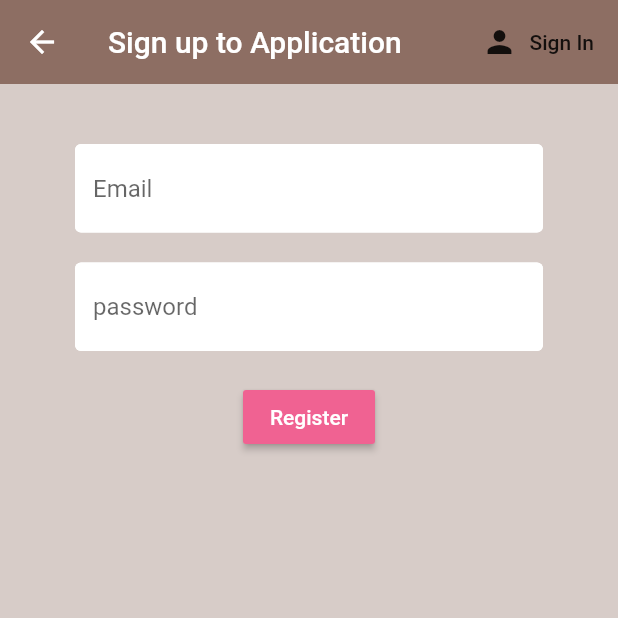
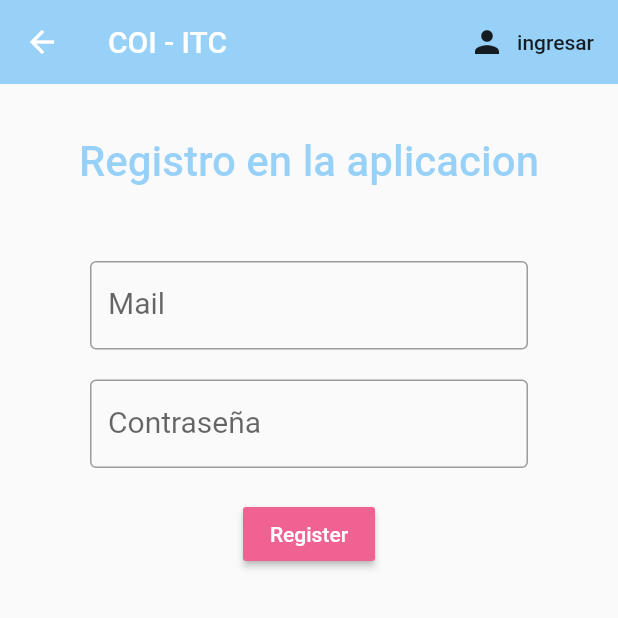
Before and after one commit to tomiapa/App-COI-ITC, a Flutter app: the Register screen opened directly, on a phone screen of 412 x 824 dp, the top half of it. Run offline on Flutter 3.47's test engine with Material 2 defaults, Android fonts, the phone set to English and light mode, and no system bars; our stand-ins replace firebase_auth, firebase_core; accounts and stored records are empty.

Commit message:
correccion aspectos visuales

```diff
--- a/lib/screens/authenticate/register.dart
+++ b/lib/screens/authenticate/register.dart
@@ -1,6 +1,9 @@
 import 'package:flutter/material.dart';
 import 'package:flutter_app/screens/services/auth.dart';
 import 'package:flutter_app/shared/constants.dart';
+
+//bugs
+//23/09 + cuando se ingresa un correo registrado previamente se lanza el error
 
 class Register extends StatefulWidget {
 
@@ -24,22 +27,38 @@ class _RegisterState extends State<Register> {
   @override
   Widget build(BuildContext context) {
     return Scaffold(
-      backgroundColor: Colors.brown[100],
       appBar: AppBar(
-        backgroundColor: Colors.brown[400],
+        backgroundColor: Color.fromARGB(100, 0, 145, 245),
         elevation: 0.0,
-        title: Text('Sign up to Application'),
+        title: Text('COI - ITC'),
         actions: <Widget>[
           FlatButton.icon(
             icon: Icon(Icons.person),
-            label: Text('Sign In'),
+            label: Text('ingresar'),
             onPressed: (){
               widget.toggleView();
             }
           )
         ],
       ),
-      body: Container(
+      body: Padding(
+        padding: EdgeInsets.all(10),
+        child: ListView(
+          children: <Widget>[
+            Container(
+              //color: Colors.grey,
+              alignment: Alignment.center,
+              padding: EdgeInsets.fromLTRB(10, 25, 10, 10),
+              child: Text(
+                'Registro en la aplicacion',
+                style: TextStyle(
+                  color: Color.fromARGB(100, 0, 145, 245),
+                  fontWeight: FontWeight.w500,
+                  fontSize: 28
+                ),
+              ),
+            ),
+            Container(
               padding: EdgeInsets.symmetric(vertical: 20.0,horizontal: 50.0),
               child: Form(
                 key: _formKey,
@@ -47,17 +66,17 @@ class _RegisterState extends State<Register> {
                   children: <Widget>[
                   SizedBox(height: 20.0),
                   TextFormField(
-                decoration: textInputDecoration.copyWith(hintText: 'Email'),
-                validator: (val) => val.isEmpty ? 'Enter an email' : null,
+                    decoration: textInputDecoration.copyWith(labelText: 'Mail',hintText: 'ejemplo@mail.com'),
+                    validator: (val) => val.length < 6 ? 'ingrese un mail' : null,
                     onChanged: (val) {
                       setState(() => email = val);
                     }
                   ),
                   SizedBox(height: 20.0),
                   TextFormField(
-                decoration: textInputDecoration.copyWith(hintText: 'password'),
+                    decoration: textInputDecoration.copyWith(labelText: 'Contraseña',hintText: '******'),
                     obscureText: true,
-                validator: (val) => val.length < 6 ? 'Enter a password 6+ chars longs' : null,
+                    validator: (val) => val.length < 6 ? 'ingrese una clave de mas de 6 digitos' : null,
                     onChanged: (val) {
                       setState(() => password = val);
                     }
@@ -75,10 +94,10 @@ class _RegisterState extends State<Register> {
                             setState(() => error = 'Write a valid email');
                           }
                         }
-                  } else {
-                    setState(
-                        () => error = 'Write a valid email you moron!');
                       }
+                      /*else {
+                        setState(() => error = 'ingresar un mail valido');
+                      }*/
                     },
                     color: Colors.pink[300],
                     child: Text(
@@ -95,6 +114,9 @@ class _RegisterState extends State<Register> {
                 ),
               ),
             ),
+          ]
+        ),
+      )
     );
   }
 }
--- a/lib/screens/authenticate/sign_in.dart
+++ b/lib/screens/authenticate/sign_in.dart
@@ -1,3 +1,5 @@
+import 'dart:ui';
+
 import 'package:flutter/material.dart';
 import 'package:flutter_app/screens/services/auth.dart';
 import 'package:flutter_app/shared/constants.dart';
@@ -25,22 +27,23 @@ class _SignInState extends State<SignIn> {
   @override
   Widget build(BuildContext context) {
     return Scaffold(    //loading ? Loading() :
-      backgroundColor: Colors.brown[100],
       appBar: AppBar(
-        backgroundColor: Colors.brown[400],
+        backgroundColor: Color.fromARGB(100, 0, 145, 245),
         elevation: 0.0,
-        title: Text('Sign in to Application'),
+        title: Text('Inicio de Sesion'),
         actions: <Widget>[
           FlatButton.icon(
             icon: Icon(Icons.person),
-            label: Text('Register'),
+            label: Text('Registrarse'),
             onPressed: (){
               widget.toggleView();
             }
           )
         ],
       ),
-      body: Container(
+      body: ListView(
+        children: <Widget>[
+          Container(
             padding: EdgeInsets.symmetric(vertical: 20.0,horizontal: 50.0),
             child: Form(
               key: _formKey,
@@ -121,6 +124,8 @@ class _SignInState extends State<SignIn> {
               ),
             ),
           ),
+        ],
+      ),
     );
   }
 }
--- a/lib/shared/constants.dart
+++ b/lib/shared/constants.dart
@@ -1,12 +1,8 @@
 import 'package:flutter/material.dart';
 
 const textInputDecoration = InputDecoration(
-    fillColor: Colors.white,
-    filled: true,
-    enabledBorder: OutlineInputBorder(
-      borderSide: BorderSide(color: Colors.white, width: 2.0)
-    ),
-    focusedBorder: OutlineInputBorder(
-      borderSide: BorderSide(color: Colors.pink, width: 2.0)
-    ),
+  border: OutlineInputBorder(),
+  labelStyle: TextStyle(
+    fontSize: 20.0
+  ),
 );
```
Lines whose indentation alone changed are shown as unchanged.
